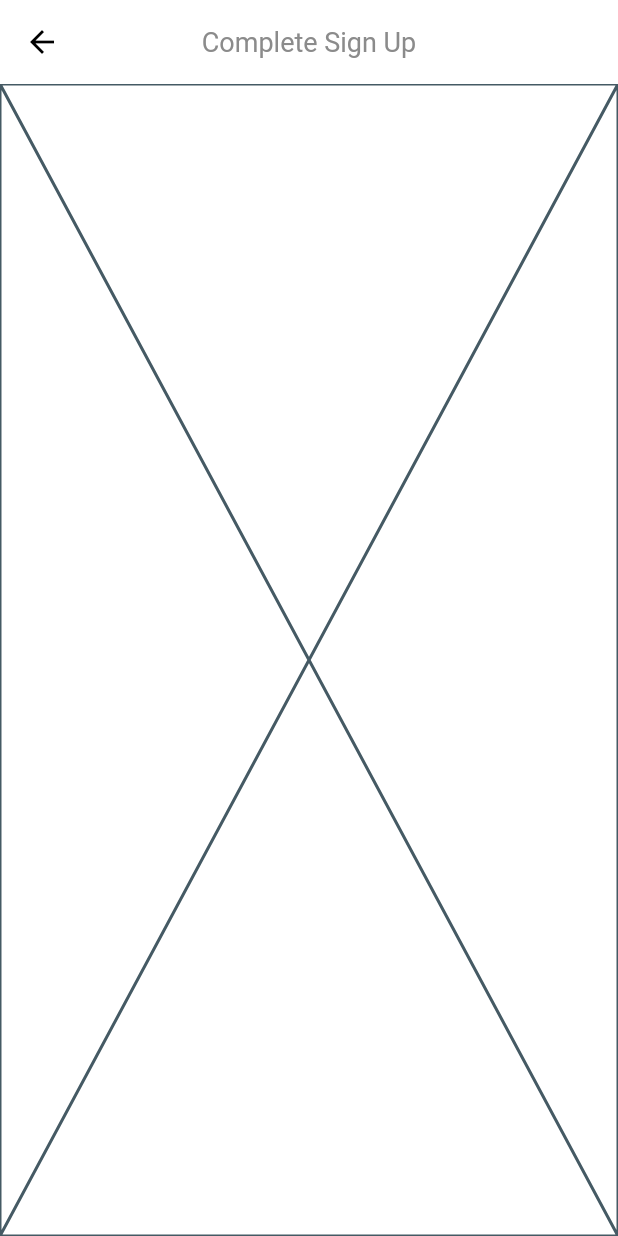
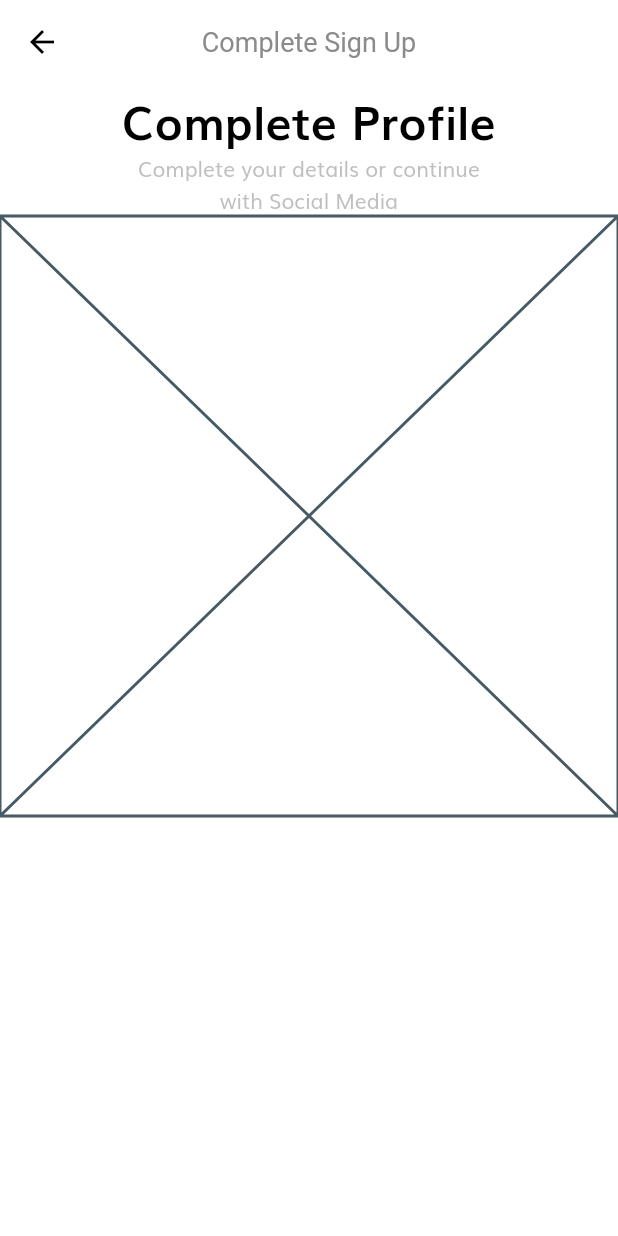
Before and after one commit to fidelisnwabisi/shop_app, a Flutter app: the CompleteProfileScreen screen opened by its route, on a phone screen of 412 x 824 dp. Run offline on Flutter 3.47's test engine with Material 2 defaults, Android fonts, the light colour scheme and no system bars; our stand-ins replace flutter_svg.

Commit message:
added heading text

```diff
--- a/lib/screens/complete_profile/components/body.dart
+++ b/lib/screens/complete_profile/components/body.dart
@@ -1,10 +1,40 @@
 import 'package:flutter/material.dart';
+import 'package:shop_app/constants.dart';
 
 class Body extends StatelessWidget {
   const Body({super.key});
 
   @override
   Widget build(BuildContext context) {
+    return SizedBox(
+      width: double.infinity,
+      child: Column(
+        children: [
+          Text(
+            "Complete Profile",
+            style: headingStyle,
+          ),
+          Text(
+            "Complete your details or continue \nwith Social Media",
+            textAlign: TextAlign.center,
+          ),
+          CompleteProfileForm()
+        ],
+      ),
+    );
+  }
+}
+
+class CompleteProfileForm extends StatefulWidget {
+  const CompleteProfileForm({super.key});
+
+  @override
+  State<CompleteProfileForm> createState() => _CompleteProfileFormState();
+}
+
+class _CompleteProfileFormState extends State<CompleteProfileForm> {
+  @override
+  Widget build(BuildContext context) {
     return const Placeholder();
   }
 }
```
